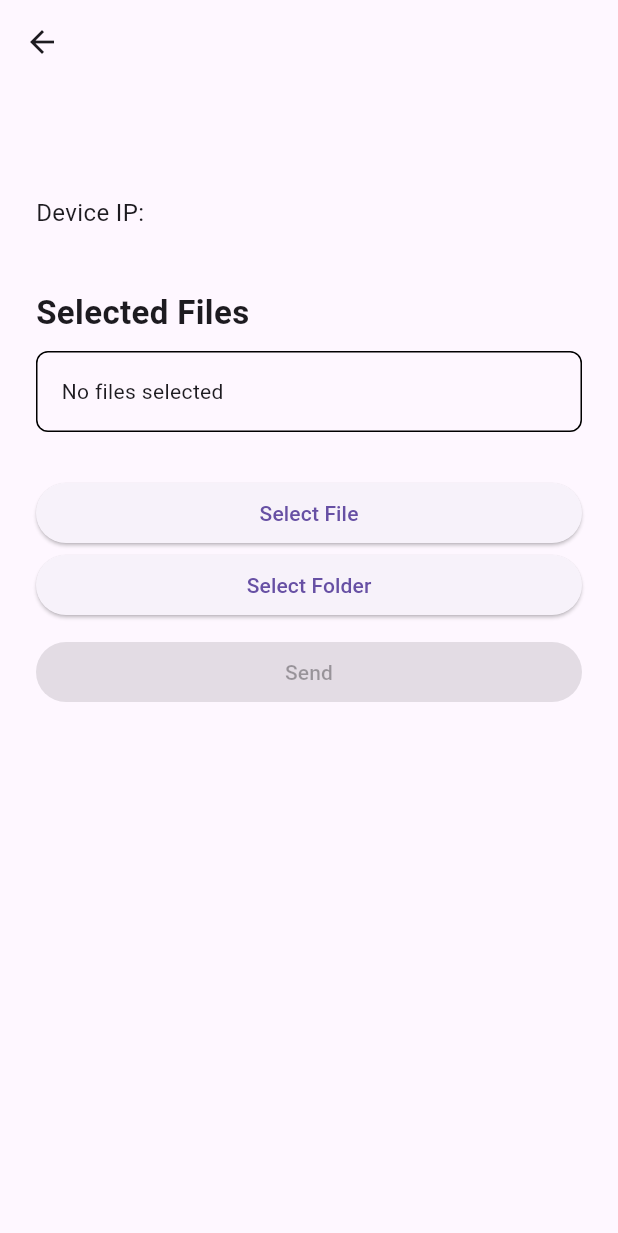
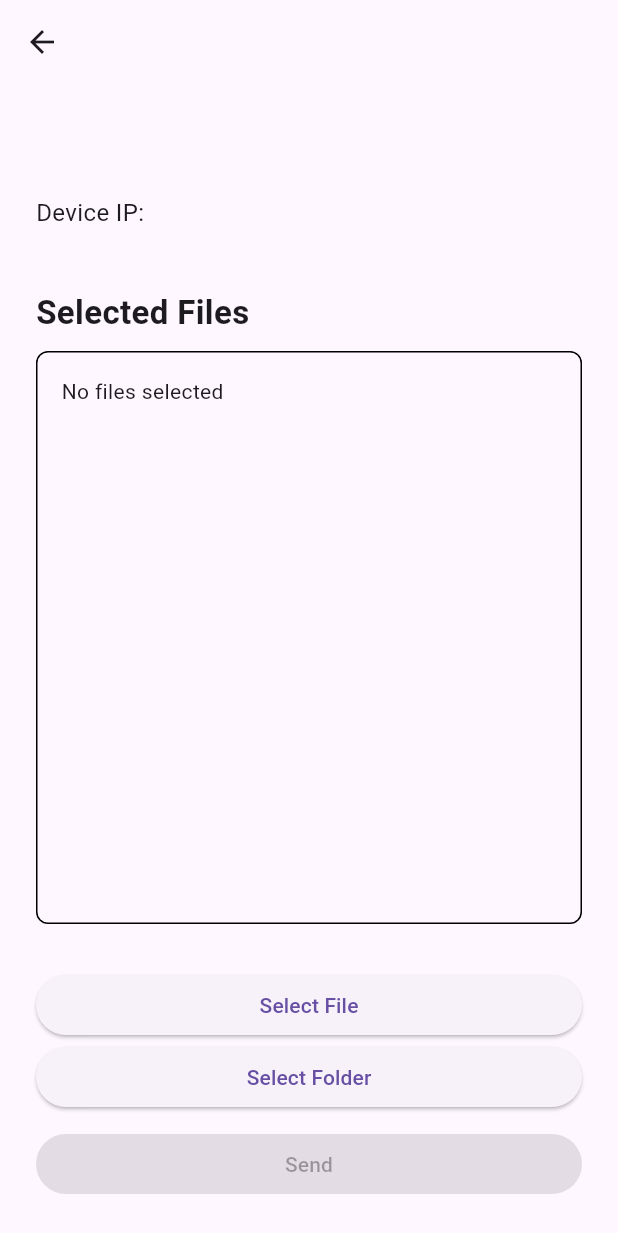
Before and after one commit to Don-Gabriel/lan-share, a Flutter app: the SendFileScreen screen opened directly with empty values, on a phone screen of 412 x 824 dp. Shown: the top 1233 px of the screen. Run offline on Flutter 3.47's test engine with Material 3 defaults, Android fonts, the light colour scheme and no system bars; our stand-ins replace device_info_plus, file_picker; missing offline and left inert: flutter_file_dialog, network_info_plus.

Commit message:
ui touches

```diff
--- a/lib/screens/progress_screen.dart
+++ b/lib/screens/progress_screen.dart
@@ -191,6 +191,12 @@ class _ProgressScreenState extends State<ProgressScreen> {
                     return Text('ETA: $eta');
                   },
                 ),
+                ValueListenableBuilder<String>(
+                  valueListenable: transferService.transferSpeed,
+                  builder: (context, speed, _) {
+                    return Text('Speed: $speed');
+                  },
+                ),
 
                 ValueListenableBuilder<String>(
                   valueListenable: transferService.transferStatus,
--- a/lib/screens/send_file_screen.dart
+++ b/lib/screens/send_file_screen.dart
@@ -155,30 +155,27 @@ class _SendFileScreenState extends State<SendFileScreen> {
 
                 const SizedBox(height: 10),
 
-                Container(
+                Expanded(
+                  child: Container(
                     width: double.infinity,
                     padding: const EdgeInsets.all(16),
                     decoration: BoxDecoration(
                       border: Border.all(),
                       borderRadius: BorderRadius.circular(8),
                     ),
-                  child: Column(
-                    crossAxisAlignment: CrossAxisAlignment.start,
-                    mainAxisSize: MainAxisSize.min,
-                    children: [
-                      if (selectedFiles.isEmpty)
-                        const Text('No files selected')
-                      else
-                        Column(
-                          crossAxisAlignment: CrossAxisAlignment.start,
-                          children: selectedFiles.map((file) {
+                    child: selectedFiles.isEmpty
+                        ? const Text('No files selected')
+                        : ListView.builder(
+                            itemCount: selectedFiles.length,
+                            itemBuilder: (context, index) {
+                              final file = selectedFiles[index];
+
                               return Padding(
                                 padding: const EdgeInsets.only(bottom: 4),
                                 child: Text(file.name),
                               );
-                          }).toList(),
+                            },
                           ),
-                    ],
                   ),
                 ),
 
--- a/lib/services/file_transfer_service.dart
+++ b/lib/services/file_transfer_service.dart
@@ -39,6 +39,7 @@ class FileTransferService {
   ValueNotifier<int> transferredBytes = ValueNotifier(0);
 
   ValueNotifier<String> eta = ValueNotifier('--');
+  ValueNotifier<String> transferSpeed = ValueNotifier('--');
 
   ValueNotifier<int> totalBytes = ValueNotifier(0);
 
@@ -194,6 +195,7 @@ class FileTransferService {
       _transferStartTime = DateTime.now();
 
       eta.value = '--';
+      transferSpeed.value = '--';
       _pendingFilePath = filePath;
 
       this.fileName.value = fileName;
@@ -491,6 +493,9 @@ class FileTransferService {
         final etaSeconds = (remainingBytes / bytesPerSecond).round();
 
         eta.value = formatEta(etaSeconds);
+
+        transferSpeed.value =
+            '${(bytesPerSecond / 1024 / 1024).toStringAsFixed(2)} MB/s';
       }
 
       if (transferred % (10 * 1024 * 1024) < chunk.length) {
```
Also changed, not shown: lib/screens/home_screen.dart (+23 -7 lines). Lines whose indentation alone changed are shown as unchanged.
